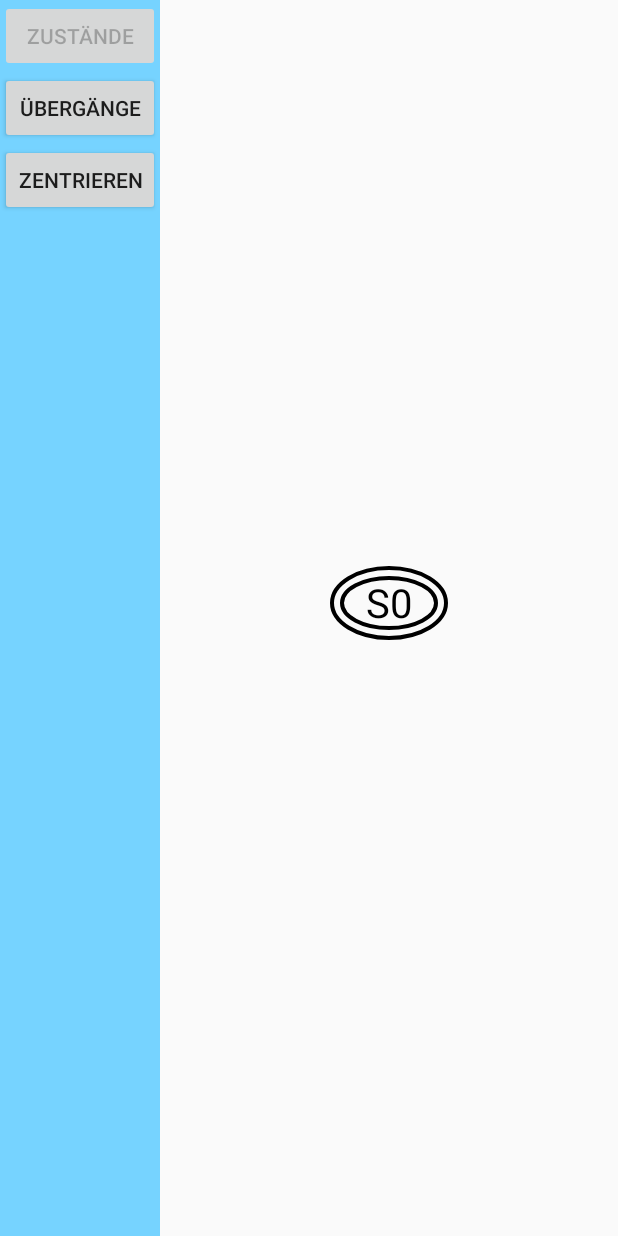
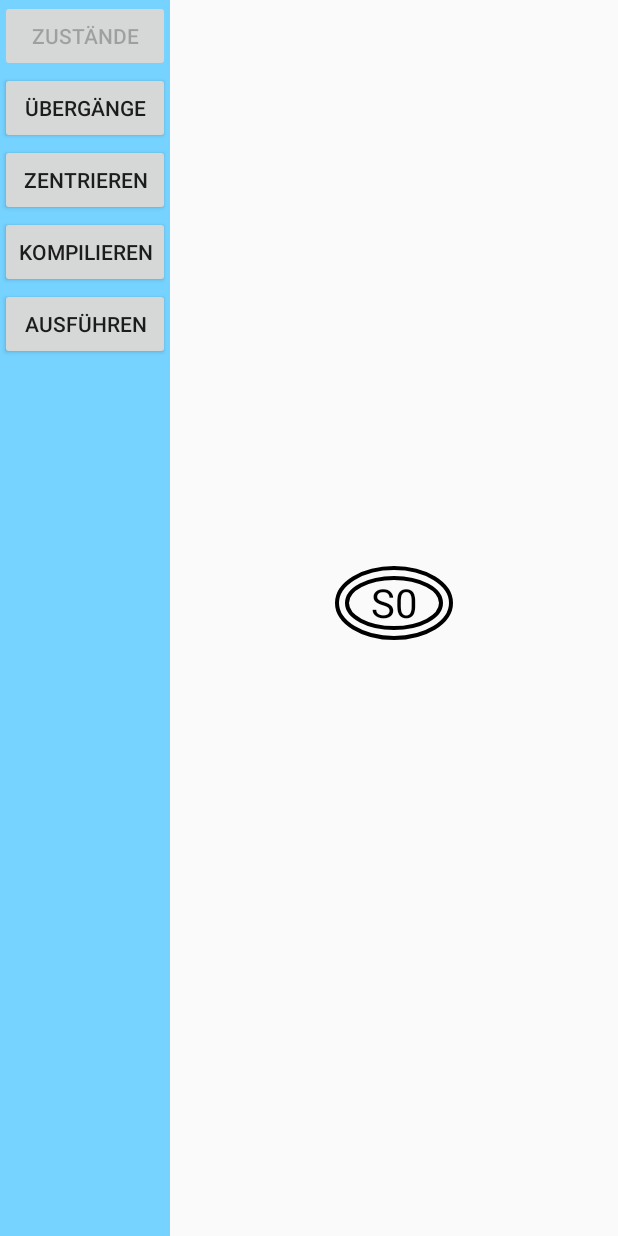
Before and after one commit to iti-luebeck/SmachApp, an Android app: the StateMachineEditor screen opened directly, with no data from a screen before it, on a phone screen of 412 x 824 dp. Run offline under Robolectric (Android 15) with nearby library versions, the phone set to English and light mode, and no system bars.

Commit message:
The state machine can now be compiled and transmitted.

```diff
--- a/app/src/main/AndroidManifest.xml
+++ b/app/src/main/AndroidManifest.xml
@@ -1,6 +1,9 @@
 <?xml version="1.0" encoding="utf-8"?>
 <manifest xmlns:android="http://schemas.android.com/apk/res/android"
     package="de.uni_luebeck.iti.smachapp.app" >
+
+    <uses-permission android:name="android.permission.WRITE_EXTERNAL_STORAGE"/>
+    <uses-permission android:name="android.permission.INTERNET"/>
 
     <application
         android:allowBackup="true"
--- a/app/src/main/java/de/uni_luebeck/iti/smachGenerator/SmachAutomat.java
+++ b/app/src/main/java/de/uni_luebeck/iti/smachGenerator/SmachAutomat.java
@@ -5,6 +5,7 @@ import java.io.PrintWriter;
 import java.util.ArrayList;
 import java.util.HashSet;
 import java.util.LinkedList;
+import java.util.List;
 import java.util.NoSuchElementException;
 
 /**
@@ -15,7 +16,7 @@ import java.util.NoSuchElementException;
  */
 public class SmachAutomat {
 
-    private ArrayList<? extends ISmachableState> states = new ArrayList<ISmachableState>();
+    private List<? extends ISmachableState> states;
     private LinkedList<String> smachStates = new LinkedList<String>();
     private int initialStateIndex;
     private SmachableSensors sensors;
@@ -28,7 +29,7 @@ public class SmachAutomat {
      * @throws NoSuchElementException if sensors are used that are not specified in the
      *                                {@link SmachableSensors} object.
      */
-    public SmachAutomat(ArrayList<? extends ISmachableState> states,
+    public SmachAutomat(List<? extends ISmachableState> states,
                         SmachableSensors sensors, SmachableActuators actuators)
             throws NoSuchElementException {
         this.states = states;
--- a/app/src/main/java/de/uni_luebeck/iti/smachapp/app/StateProperty.java
+++ b/app/src/main/java/de/uni_luebeck/iti/smachapp/app/StateProperty.java
@@ -196,7 +196,7 @@ public class StateProperty extends ActionBarActivity implements SeekBar.OnSeekBa
         picker.setColor(color.getColor());
         builder.setView(myView);
 
-        builder.setPositiveButton(R.string.acceptColor,new DialogInterface.OnClickListener() {
+        builder.setPositiveButton(R.string.accept,new DialogInterface.OnClickListener() {
             @Override
             public void onClick(DialogInterface dialogInterface, int i) {
                 color.setColor(picker.getColor());
@@ -204,7 +204,7 @@ public class StateProperty extends ActionBarActivity implements SeekBar.OnSeekBa
             }
         });
 
-        builder.setNegativeButton(R.string.disrecardColor,new DialogInterface.OnClickListener() {
+        builder.setNegativeButton(R.string.disrecard,new DialogInterface.OnClickListener() {
             @Override
             public void onClick(DialogInterface dialogInterface, int i) {
 
@@ -233,7 +233,7 @@ public class StateProperty extends ActionBarActivity implements SeekBar.OnSeekBa
                 view2.post(new Runnable() {
                     @Override
                     public void run() {
-                        view2.setText(Integer.toString(i-128));
+                        view2.setText(Integer.toString(i - 128));
                     }
                 });
                 break;
--- a/app/src/main/java/de/uni_luebeck/iti/smachapp/model/BeepRobot.java
+++ b/app/src/main/java/de/uni_luebeck/iti/smachapp/model/BeepRobot.java
@@ -2,6 +2,7 @@ package de.uni_luebeck.iti.smachapp.model;
 
 import java.io.BufferedReader;
 
+import java.io.File;
 import java.io.IOException;
 import java.io.InputStream;
 import java.io.InputStreamReader;
@@ -156,10 +157,10 @@ public class BeepRobot{
 	}
 
 
-	public void transmit() {
+	public void transmit(File f) {
 		SCPClient client = new SCPClient(conn);
 		try {
-			client.put("test.py", "~/Beep/Software/catkin_ws/src/beep_imu");
+			client.put(f.getAbsolutePath(), "~/Beep/Software/catkin_ws/src/beep_imu");
 		} catch (IOException e) {
 			// TODO Auto-generated catch block
 			e.printStackTrace();
--- a/app/src/main/java/de/uni_luebeck/iti/smachapp/model/EditorModel.java
+++ b/app/src/main/java/de/uni_luebeck/iti/smachapp/model/EditorModel.java
@@ -1,4 +1,8 @@
 package de.uni_luebeck.iti.smachapp.model;
+
+import android.os.Environment;
+
+import java.io.File;
 
 /**
  * Created by Morten Mey on 27.04.2014.
@@ -12,12 +16,20 @@ public class EditorModel {
 
     private EditorState currentState=EditorState.EDIT_STATES;
 
-    private StateMachine stateMachine=new StateMachine();
+    private StateMachine stateMachine;
 
     private int stateNameCounter=0;
     private int transitionNameCounter=0;
 
     private BeepRobot robot=new BeepRobot();
+
+    private File pythonFile;
+
+    public EditorModel(String name){
+        stateMachine=new StateMachine(name);
+        File path= Environment.getExternalStorageDirectory();
+        pythonFile=new File(path,stateMachine.getName()+".py");
+    }
 
     public void setCurrentState(EditorState newState){
         currentState=newState;
@@ -54,4 +66,8 @@ public class EditorModel {
     public BeepRobot getRobot(){
         return robot;
     }
+
+    public File getPythonFile(){
+        return pythonFile;
+    }
 }
--- a/app/src/main/java/de/uni_luebeck/iti/smachapp/model/StateMachine.java
+++ b/app/src/main/java/de/uni_luebeck/iti/smachapp/model/StateMachine.java
@@ -12,6 +12,11 @@ import java.util.List;
 public class StateMachine implements Iterable<State> {
 
     private LinkedList<State> states=new LinkedList<State>();
+    private String name;
+
+    public StateMachine(String name){
+        this.name=name;
+    }
 
     @Override
     public Iterator<State> iterator(){
@@ -95,4 +100,12 @@ public class StateMachine implements Iterable<State> {
         }
         return trans;
     }
+
+    public String getName(){
+        return name;
+    }
+
+    public List<State> getStates(){
+        return states;
+    }
 }
--- a/app/src/main/res/layout/activity_state_machine_editor.xml
+++ b/app/src/main/res/layout/activity_state_machine_editor.xml
@@ -32,6 +32,21 @@
             android:text="@string/reset_view"
             android:id="@+id/reset_view_button"
             android:onClick="resetView" />
+
+        <Button
+            android:layout_width="wrap_content"
+            android:layout_height="wrap_content"
+            android:text="@string/compileButton"
+            android:id="@+id/compile_button"
+            android:onClick="compile" />
+
+        <Button
+            android:layout_width="match_parent"
+            android:layout_height="wrap_content"
+            android:text="@string/transmitButton"
+            android:id="@+id/transmit_button"
+            android:layout_gravity="center_horizontal"
+            android:onClick="transmit" />
     </LinearLayout>
 
     <view
--- a/app/src/main/res/values/strings.xml
+++ b/app/src/main/res/values/strings.xml
@@ -28,7 +28,14 @@
     <string name="led8">LED 8</string>
     <string name="stateNameHint">Der Name des Zustands</string>
     <string name="colorDialogTitle">Wähle eine Farbe:</string>
-    <string name="acceptColor">Übernehmen</string>
-    <string name="disrecardColor">Abbrechen</string>
+    <string name="accept">Übernehmen</string>
+    <string name="disrecard">Abbrechen</string>
+    <string name="compileButton">Kompilieren</string>
+    <string name="transmitButton">Ausführen</string>
+    <string name="enterMachineName">Wähle einen Namen:</string>
+    <string name="next">Weiter</string>
+    <string name="enterAddress">Addresse des Roboters:</string>
+    <string name="newMachine">NeuerAutomat</string>
+    <string name="connnectionFailure">Fehler beim herstellen der Verbindung</string>
 
 </resources>
```
Also changed, not shown: app/src/main/java/de/uni_luebeck/iti/smachapp/app/MainActivity.java (+32 -2 lines), app/src/main/java/de/uni_luebeck/iti/smachapp/app/StateMachineEditor.java (+36 -1 lines), app/src/main/java/de/uni_luebeck/iti/smachapp/controller/StateMachineEditorController.java (+26 -0 lines).
